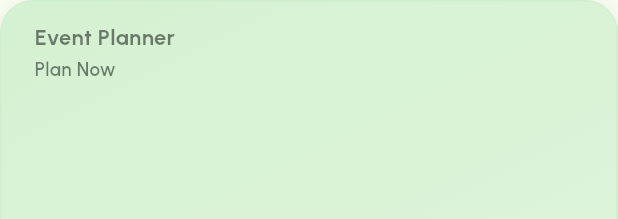
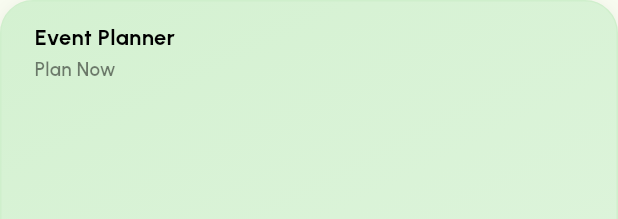
Before and after one commit to Teksage/Teksage-Mobile-App, a Flutter app: the EventPlannerHomeBanner widget shown alone on an empty page, opened directly, on a phone screen of 412 x 824 dp. Shown: the top 219 px of the screen. Run offline on Flutter 3.47's test engine with Material 3 defaults, Android fonts, the phone set to English and light mode, and no system bars; our stand-ins replace device_info_plus, firebase_core, firebase_messaging, flutter_local_notifications, flutter_svg, flutter_timezone and 16 more; missing offline and left inert: android_intent_plus, audio_session, eq_indexd_stack, file_saver, flutter_animate_on_scroll, in_app_purchase_storekit and 2 more; accounts and stored records are empty; network calls fail.

Commit message:
event planner design updated

```diff
--- a/lib/Components/EventPlanner/event_planner_home_banner.dart
+++ b/lib/Components/EventPlanner/event_planner_home_banner.dart
@@ -66,7 +66,7 @@ class EventPlannerHomeBanner extends StatelessWidget {
                     style: TextStyle(
                       fontFamily: AppFont.get(FontType.bold),
                       fontSize: util.fontSize14,
-                      color: blackColor.withValues(alpha: 0.5),
+                      color: blackColor,
                       height: 1.25,
                     ),
                   ),
```
